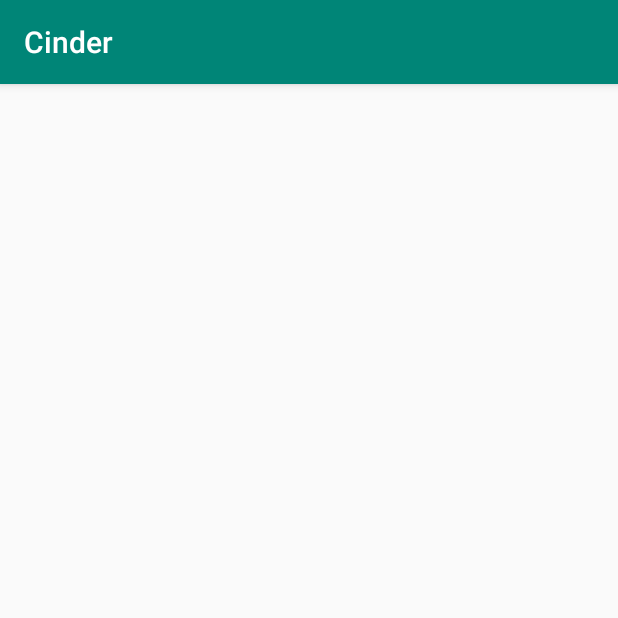
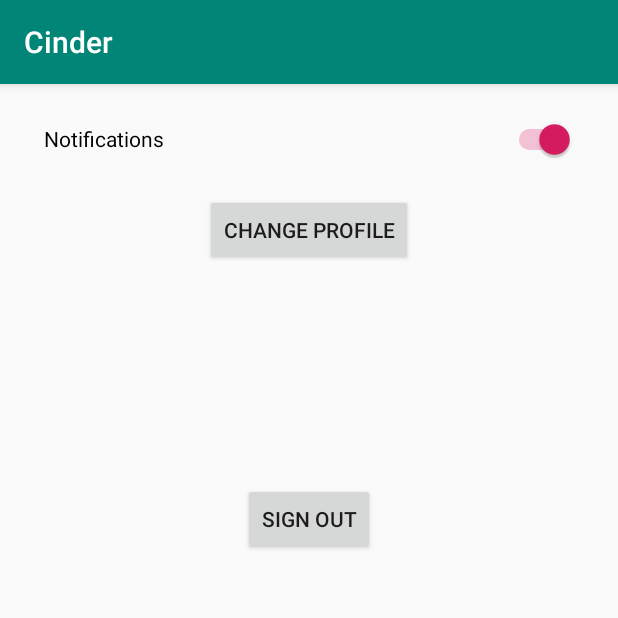
Before and after one commit to Hahlio/Cinder, an Android app: the UserSettings screen opened directly, with no data from a screen before it, on a phone screen of 412 x 824 dp, the top half of it. Run offline under Robolectric (Android 15) with nearby library versions, the phone set to English and light mode, and no system bars; libraries missing offline, so code that uses them is left out: com.facebook, com.facebook.login, com.google.firebase.iid.

Commit message:
settings done

```diff
--- a/Cinder/app/src/main/java/com/example/cinder/Signin.java
+++ b/Cinder/app/src/main/java/com/example/cinder/Signin.java
@@ -102,7 +102,7 @@ public class Signin extends AppCompatActivity {
                 thread.start();
                 Retrofit retrofit = getRetro();
                 RestApiCalls apiCalls = retrofit.create(RestApiCalls.class);
-                String username = usernameInput.getText().toString();
+                final String username = usernameInput.getText().toString();
                 String password = passwordInput.getText().toString();
                 SigninInfo info = new SigninInfo();
                 info.setUsername(username);
@@ -117,7 +117,7 @@ public class Signin extends AppCompatActivity {
                             SharedPreferences.Editor editor = mpref.edit();
                             editor.putString("hash", response.body().getHash())
                                     .putString("name", "")
-                                    .putString("email", "")
+                                    .putString("email", username)
                                     .putInt("profileID", profileID).putBoolean("loggedIn", true).apply();
 
                         } else {
@@ -219,6 +219,7 @@ public class Signin extends AppCompatActivity {
 
         public void changeToMatchMaking (){
             Intent intent = new Intent(this, MatchMaking.class);
+            intent.putExtra("change",false);
             startActivity(intent);
         }
         public void changeToProfileCreation (){
--- a/Cinder/app/src/main/java/com/example/cinder/UserSettings.java
+++ b/Cinder/app/src/main/java/com/example/cinder/UserSettings.java
@@ -1,7 +1,16 @@
 package com.example.cinder;
 
+import android.content.Context;
+import android.content.Intent;
+import android.content.SharedPreferences;
+import android.os.Bundle;
 import android.support.v7.app.AppCompatActivity;
-import android.os.Bundle;
+import android.view.View;
+import android.widget.Button;
+import android.widget.CompoundButton;
+import android.widget.Switch;
+
+import com.facebook.login.LoginManager;
 
 public class UserSettings extends AppCompatActivity {
 
@@ -9,5 +18,43 @@ public class UserSettings extends AppCompatActivity {
     protected void onCreate(Bundle savedInstanceState) {
         super.onCreate(savedInstanceState);
         setContentView(R.layout.activity_user_settings);
+        final SharedPreferences mpref = getSharedPreferences("IDValue",0);
+        Switch notiSwitch  = findViewById(R.id.notiSwitch);
+        Button changeProfile = findViewById(R.id.changeProfileButton);
+        Button signOut = findViewById(R.id.signOutButton);
+        boolean notiOn = mpref.getBoolean("noti",true);
+        final Context context = this;
+        notiSwitch.setChecked(notiOn);
+        notiSwitch.setOnCheckedChangeListener(new CompoundButton.OnCheckedChangeListener() {
+            @Override
+            public void onCheckedChanged(CompoundButton compoundButton, boolean b) {
+                mpref.edit().putBoolean("noti",b);
+            }
+        });
+        changeProfile.setOnClickListener(new View.OnClickListener() {
+            @Override
+            public void onClick(View view) {
+                Intent i = new Intent(context, ProfileCreation.class);
+                i.putExtra("change",true);
+                startActivity(i);
+            }
+        });
+        signOut.setOnClickListener(new View.OnClickListener() {
+            @Override
+            public void onClick(View view) {
+                LoginManager.getInstance().logOut();
+                SharedPreferences.Editor editor = mpref.edit();
+                editor.remove("loggedIn")
+                        .remove("hash")
+                        .remove("name")
+                        .remove("email")
+                        .remove("profileID")
+                        .remove("noti").apply();
+                Intent i = new Intent(context, Signin.class);
+                startActivity(i);
+            }
+        });
+
+
     }
 }
--- a/Cinder/app/src/main/res/layout/activity_user_settings.xml
+++ b/Cinder/app/src/main/res/layout/activity_user_settings.xml
@@ -6,4 +6,43 @@
     android:layout_height="match_parent"
     tools:context=".UserSettings">
 
+    <Switch
+        android:id="@+id/notiSwitch"
+        android:layout_width="354dp"
+        android:layout_height="41dp"
+        android:layout_marginEnd="16dp"
+        android:layout_marginStart="16dp"
+        android:layout_marginTop="16dp"
+        android:checked="true"
+        android:text="@string/notifications"
+        app:layout_constraintEnd_toEndOf="parent"
+        app:layout_constraintStart_toStartOf="parent"
+        app:layout_constraintTop_toTopOf="parent" />
+
+    <Button
+        android:id="@+id/changeProfileButton"
+        android:layout_width="wrap_content"
+        android:layout_height="wrap_content"
+        android:layout_marginEnd="8dp"
+        android:layout_marginStart="8dp"
+        android:layout_marginTop="16dp"
+        android:text="@string/changeProfile"
+        app:layout_constraintEnd_toEndOf="parent"
+        app:layout_constraintStart_toStartOf="parent"
+        app:layout_constraintTop_toBottomOf="@+id/notiSwitch" />
+
+    <Button
+        android:id="@+id/signOutButton"
+        android:layout_width="wrap_content"
+        android:layout_height="wrap_content"
+        android:layout_marginBottom="326dp"
+        android:layout_marginEnd="8dp"
+        android:layout_marginStart="8dp"
+        android:layout_marginTop="16dp"
+        android:text="@string/signOut"
+        app:layout_constraintBottom_toBottomOf="parent"
+        app:layout_constraintEnd_toEndOf="parent"
+        app:layout_constraintStart_toStartOf="parent"
+        app:layout_constraintTop_toBottomOf="@+id/changeProfileButton" />
+
 </android.support.constraint.ConstraintLayout>
--- a/Cinder/app/src/main/res/values/strings.xml
+++ b/Cinder/app/src/main/res/values/strings.xml
@@ -108,4 +108,9 @@
     <string name="pref_ringtone_silent">Silent</string>
 
     <string name="pref_title_vibrate">Vibrate</string>
+    <string name="notiOn">Notifications On</string>
+    <string name="notiOff">Notifications Off</string>
+    <string name="notifications">Notifications</string>
+    <string name="signOut">Sign Out</string>
+    <string name="changeProfile">Change Profile</string>
 </resources>
```
Also changed, not shown: Cinder/app/src/main/java/com/example/cinder/MatchMaking.java (+11 -0 lines), Cinder/app/src/main/java/com/example/cinder/ProfileCreation.java (+32 -8 lines).
